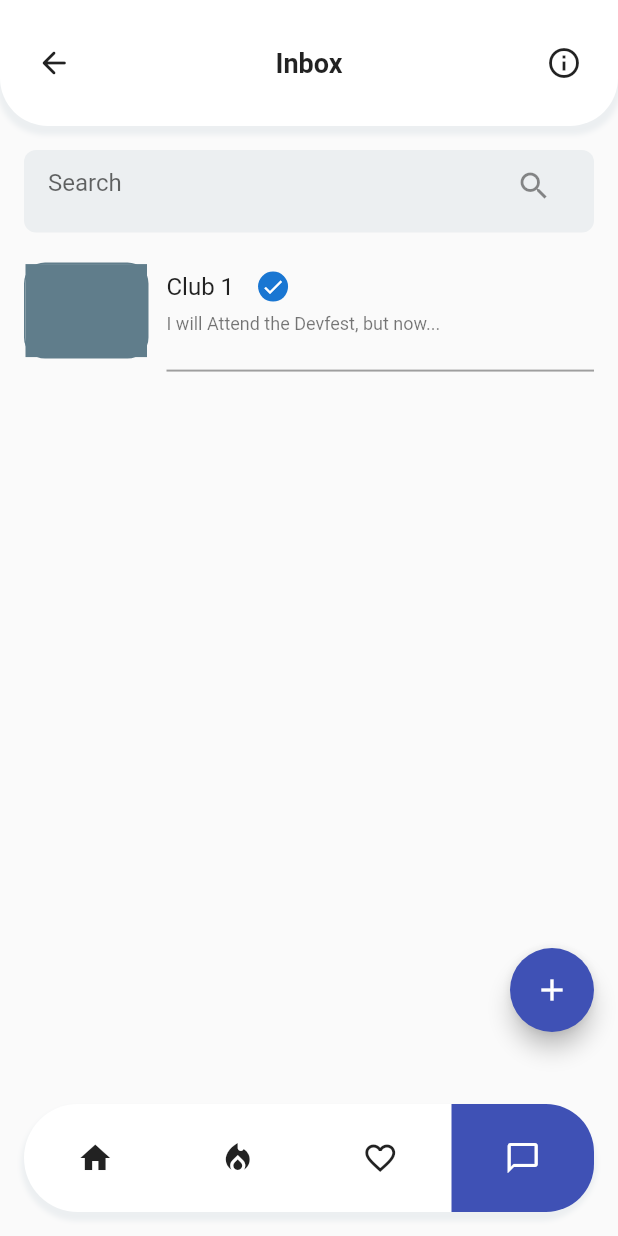
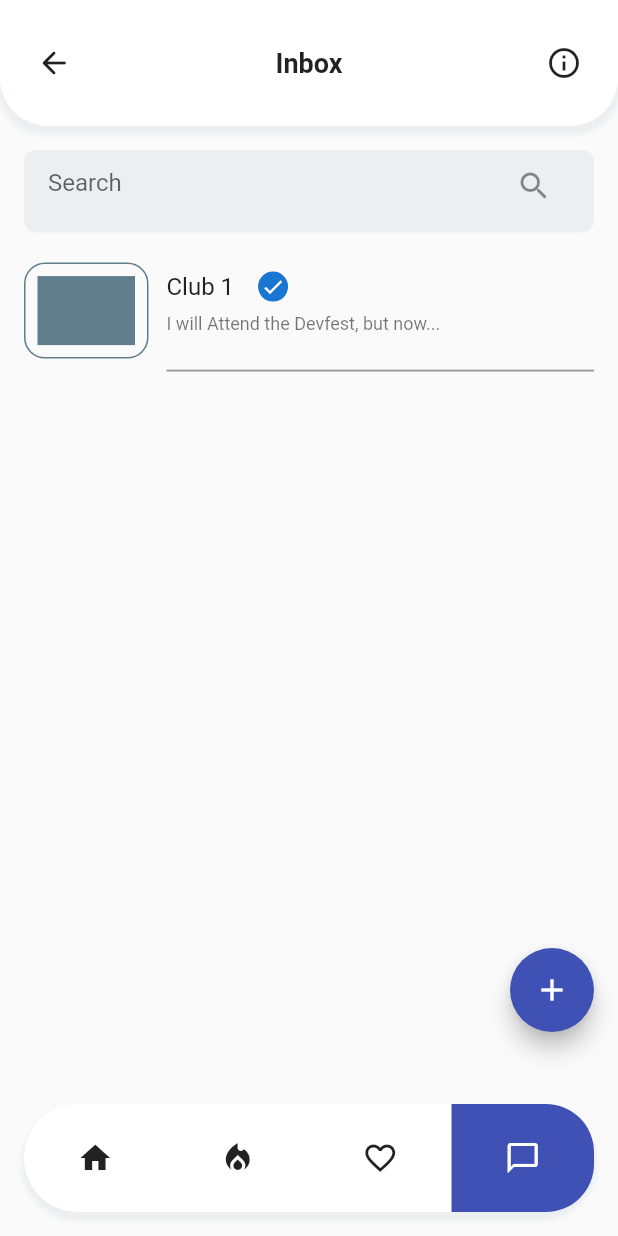
Before and after one commit to JAICHANGPARK/flutter_notebook_9th_story, a Flutter app: the screen it shows after launch, on a phone screen of 412 x 824 dp. Run offline on Flutter 3.47's test engine with Material 2 defaults, Android fonts, the phone set to English and light mode, and no system bars; our stand-ins replace badges.

Commit message:
Update university_social_main_page.dart

```diff
--- a/lib/ep608_university_social_app/university_social_main_page.dart
+++ b/lib/ep608_university_social_app/university_social_main_page.dart
@@ -87,6 +87,7 @@ class _UniversitySocialMainPageState extends State<UniversitySocialMainPage> {
                                           color: Colors.blueGrey,
                                         ),
                                         borderRadius: BorderRadius.circular(14)),
+                                    padding: EdgeInsets.only(left: 8, right: 8, top: 8, bottom: 8),
                                     child: Container(
                                       decoration: BoxDecoration(
                                         color: Colors.blueGrey
```
